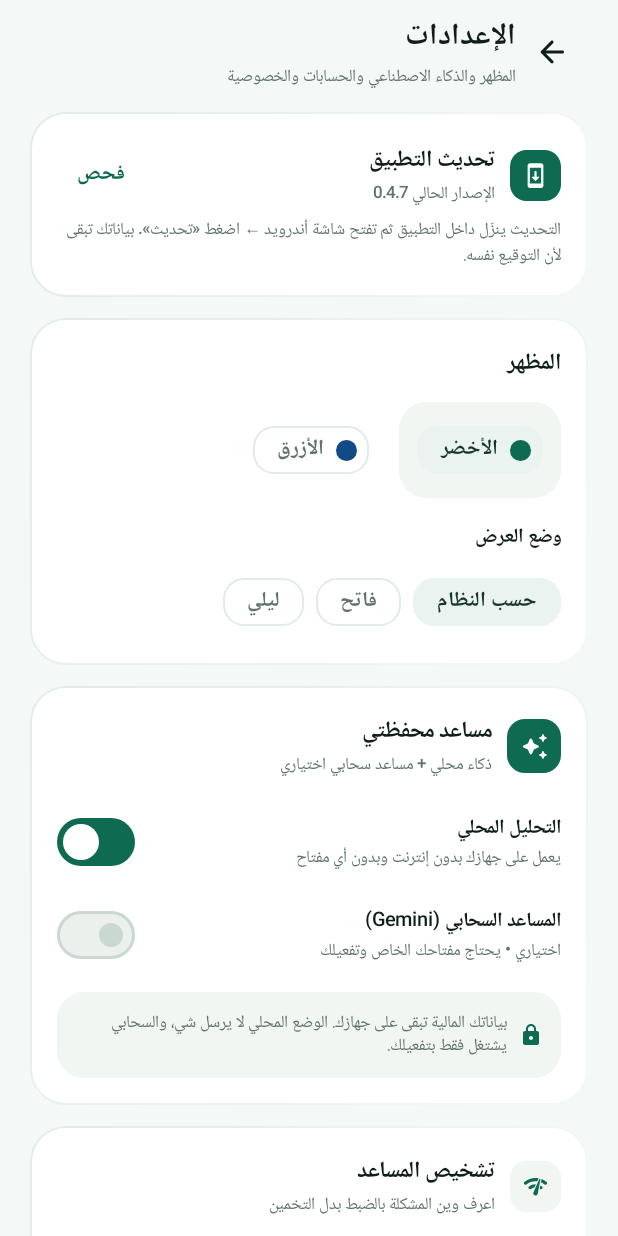
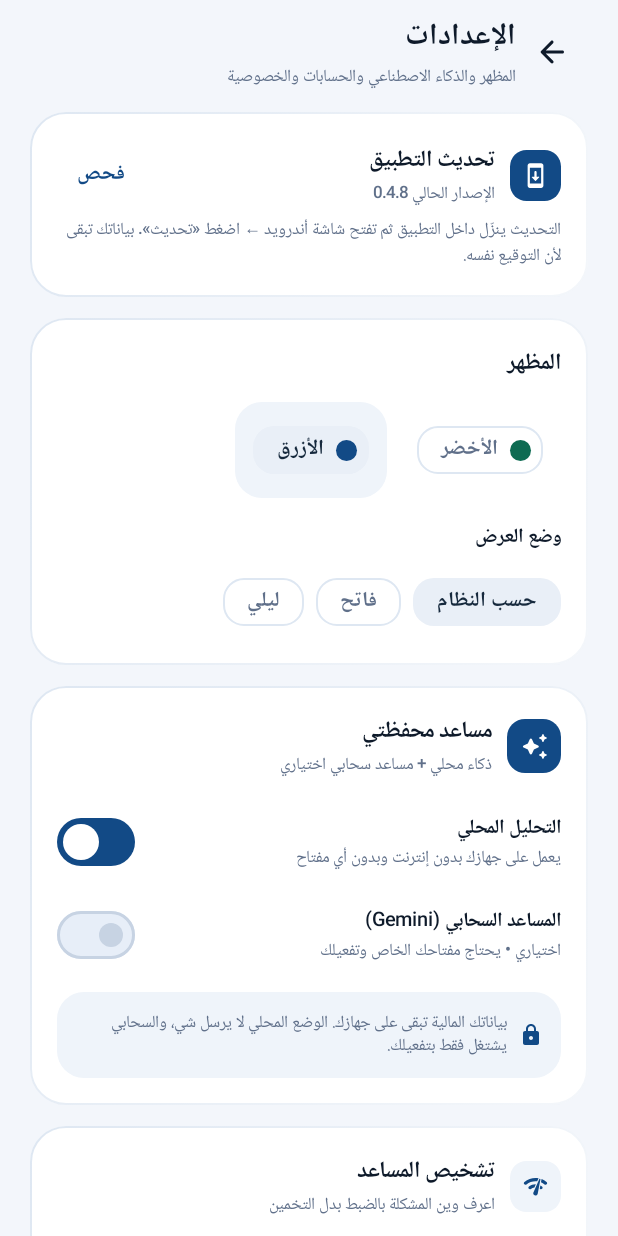
Before and after one commit to alllii123/masarify, an Android app built with Jetpack Compose: the screen it shows after launch (MainActivity), after a tap on "الإعدادات", on a phone screen of 412 x 824 dp. Run offline under Robolectric (Android 15) with nearby library versions, the phone set to English and light mode, and no system bars; our stand-ins replace Room's generated code; libraries missing offline, so code that uses them is left out: androidx.glance, androidx.glance.appwidget.

Commit message:
v0.4.8: أيقونة محفظة زرقاء جديدة + الثيم الأزرق افتراضي

```diff
--- a/app/build.gradle.kts
+++ b/app/build.gradle.kts
@@ -20,8 +20,8 @@ android {
         applicationId = "com.masarify.app"
         minSdk = 26
         targetSdk = 35
-        versionCode = 9
-        versionName = "0.4.7"
+        versionCode = 10
+        versionName = "0.4.8"
         vectorDrawables { useSupportLibrary = true }
     }
 
--- a/app/src/main/java/com/masarify/app/data/SettingsRepository.kt
+++ b/app/src/main/java/com/masarify/app/data/SettingsRepository.kt
@@ -24,7 +24,7 @@ enum class AiMode {
 }
 
 data class UserSettings(
-    val themeColor: ThemeColor = ThemeColor.GREEN,
+    val themeColor: ThemeColor = ThemeColor.BLUE,
     val themeMode: ThemeMode = ThemeMode.SYSTEM,
     val salaryAmount: Long = 0,
     val salaryDay: Int = 27,
@@ -70,7 +70,7 @@ class SettingsRepository(private val context: Context) {
 
     val settings: Flow<UserSettings> = context.dataStore.data.map { p ->
         UserSettings(
-            themeColor = runCatching { ThemeColor.valueOf(p[Keys.color] ?: "GREEN") }.getOrDefault(ThemeColor.GREEN),
+            themeColor = runCatching { ThemeColor.valueOf(p[Keys.color] ?: "BLUE") }.getOrDefault(ThemeColor.BLUE),
             themeMode = runCatching { ThemeMode.valueOf(p[Keys.mode] ?: "SYSTEM") }.getOrDefault(ThemeMode.SYSTEM),
             salaryAmount = p[Keys.salary] ?: 0,
             salaryDay = p[Keys.salaryDay] ?: 27,
--- a/app/src/main/res/values/colors.xml
+++ b/app/src/main/res/values/colors.xml
@@ -1,5 +1,5 @@
 <?xml version="1.0" encoding="utf-8"?>
 <resources>
-    <!-- لون خلفية الأيقونة التكيّفية: أخضر «محفظتي» العميق -->
-    <color name="ic_launcher_background">#0F7A5C</color>
+    <!-- لون خلفية الأيقونة التكيّفية: أزرق «محفظتي» -->
+    <color name="ic_launcher_background">#2E70FF</color>
 </resources>
```
Also changed, not shown: app/src/main/res/mipmap-hdpi/ic_launcher.png, app/src/main/res/mipmap-hdpi/ic_launcher_foreground.png, app/src/main/res/mipmap-hdpi/ic_launcher_round.png, app/src/main/res/mipmap-mdpi/ic_launcher.png, app/src/main/res/mipmap-mdpi/ic_launcher_foreground.png, app/src/main/res/mipmap-mdpi/ic_launcher_round.png, app/src/main/res/mipmap-xhdpi/ic_launcher.png, app/src/main/res/mipmap-xhdpi/ic_launcher_foreground.png, app/src/main/res/mipmap-xhdpi/ic_launcher_round.png, app/src/main/res/mipmap-xxhdpi/ic_launcher.png, app/src/main/res/mipmap-xxhdpi/ic_launcher_foreground.png, app/src/main/res/mipmap-xxhdpi/ic_launcher_round.png, app/src/main/res/mipmap-xxxhdpi/ic_launcher.png, app/src/main/res/mipmap-xxxhdpi/ic_launcher_foreground.png, 1 more files, 1 other file.
